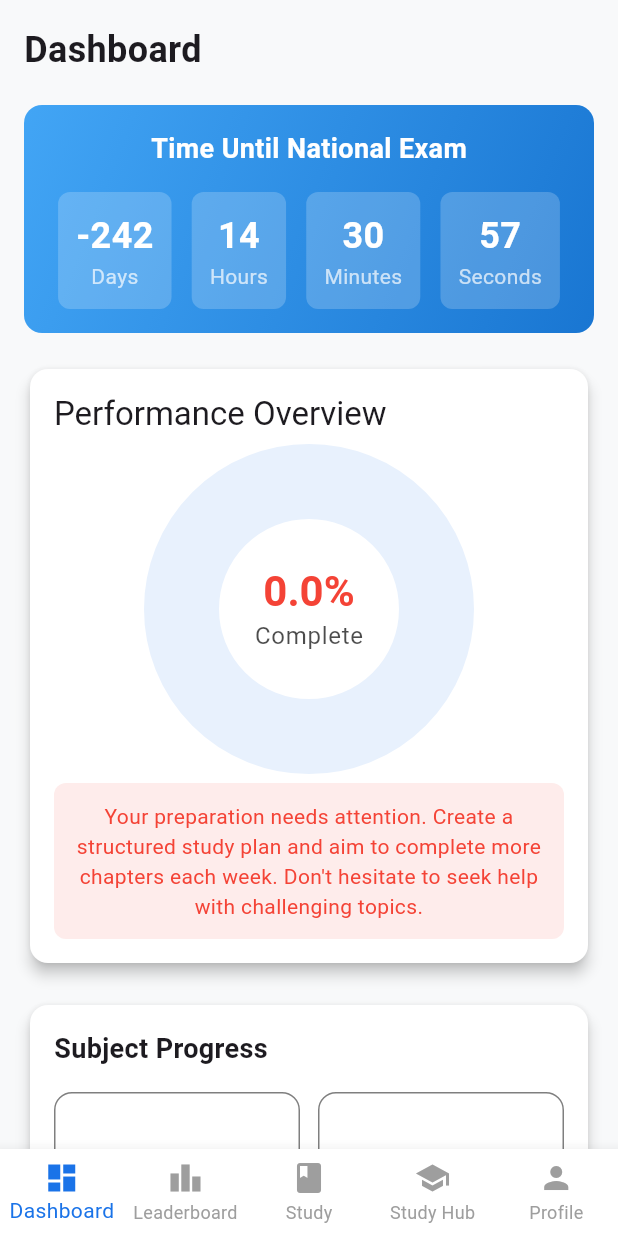
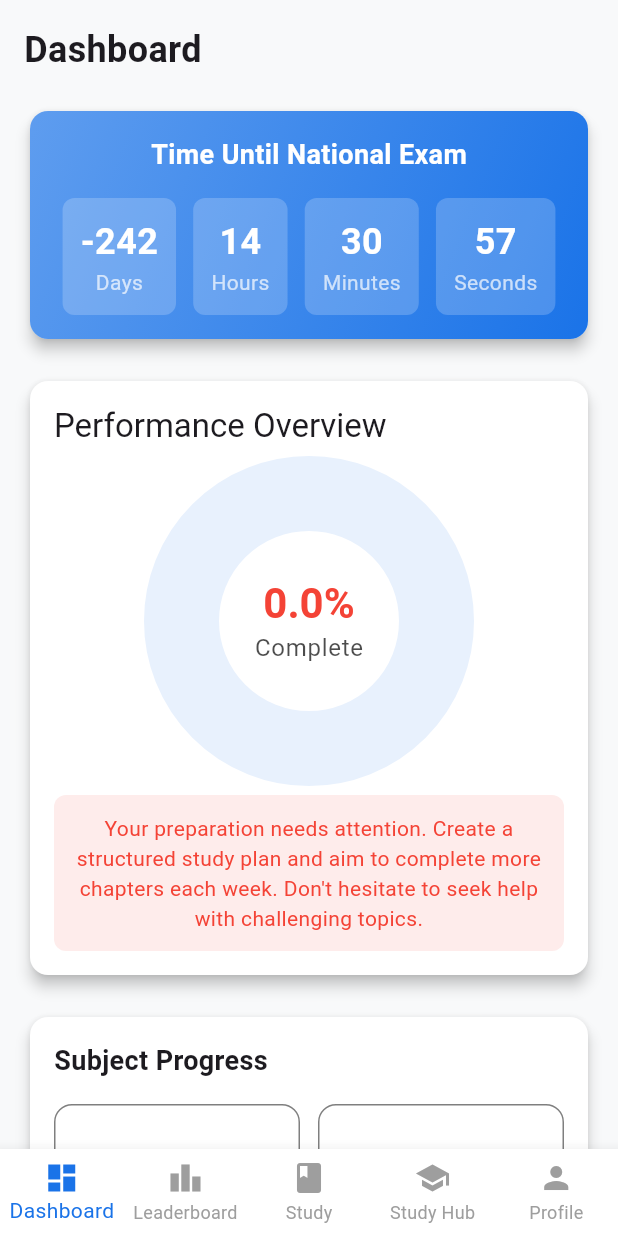
Before and after one commit to leighkun147/MatricMate, a Flutter app: the screen it shows once a user with an empty profile is signed in, on a phone screen of 412 x 824 dp. Run offline on Flutter 3.47's test engine with Material 3 defaults, Android fonts, the phone set to English and light mode, and no system bars; drawn by our look-alikes of fl_chart; our stand-ins replace cloud_firestore, device_info_plus, firebase_auth, firebase_core, flutter_animate, flutter_svg and 3 more; accounts and stored records are empty.

Commit message:
sucessfully completed

```diff
--- a/lib/screens/dashboard_screen.dart
+++ b/lib/screens/dashboard_screen.dart
@@ -109,11 +109,16 @@ class _DashboardScreenState extends State<DashboardScreen> {
     final minutes = difference.inMinutes % 60;
     final seconds = difference.inSeconds % 60;
 
-    return Container(
+    return Card(
+      elevation: 4,
+      child: Container(
         padding: const EdgeInsets.all(16),
         decoration: BoxDecoration(
           gradient: LinearGradient(
-          colors: [Colors.blue.shade400, Colors.blue.shade700],
+            colors: [
+              Theme.of(context).colorScheme.primary.withOpacity(0.7),
+              Theme.of(context).colorScheme.primary,
+            ],
             begin: Alignment.topLeft,
             end: Alignment.bottomRight,
           ),
@@ -121,12 +126,12 @@ class _DashboardScreenState extends State<DashboardScreen> {
         ),
         child: Column(
           children: [
-          const Text(
+            Text(
               'Time Until National Exam',
               style: TextStyle(
                 fontSize: 18,
                 fontWeight: FontWeight.bold,
-              color: Colors.white,
+                color: Theme.of(context).colorScheme.onPrimary,
               ),
             ),
             const SizedBox(height: 16),
@@ -141,6 +146,7 @@ class _DashboardScreenState extends State<DashboardScreen> {
             ),
           ],
         ),
+      ),
     );
   }
 
@@ -148,23 +154,23 @@ class _DashboardScreenState extends State<DashboardScreen> {
     return Container(
       padding: const EdgeInsets.all(12),
       decoration: BoxDecoration(
-        color: Colors.white.withOpacity(0.2),
+        color: Theme.of(context).colorScheme.onPrimary.withOpacity(0.2),
         borderRadius: BorderRadius.circular(8),
       ),
       child: Column(
         children: [
           Text(
             value,
-            style: const TextStyle(
+            style: TextStyle(
               fontSize: 24,
               fontWeight: FontWeight.bold,
-              color: Colors.white,
+              color: Theme.of(context).colorScheme.onPrimary,
             ),
           ),
           Text(
             unit,
-            style: const TextStyle(
-              color: Colors.white70,
+            style: TextStyle(
+              color: Theme.of(context).colorScheme.onPrimary.withOpacity(0.7),
             ),
           ),
         ],
```
Also changed, not shown: firebase.json, lib/firebase_options.dart, 2 other files. Lines whose indentation alone changed are shown as unchanged.
